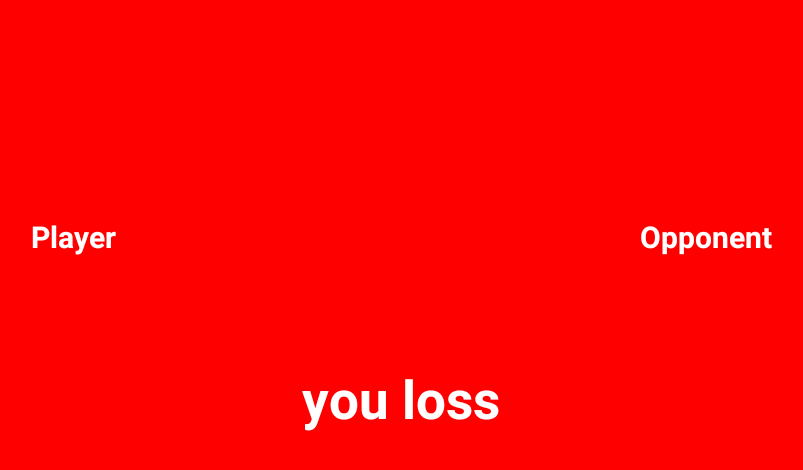
After one commit to AshShetty100/2DPongTable, an Android app: the GameOverLoss screen opened directly, with no data from a screen before it, on a phone screen of 824 x 412 dp (held sideways). The commit adds this screen. Shown: the top 470 px of the screen, without its empty margins (217-1020 px from the left). Run offline under Robolectric (Android 15) with nearby library versions, the phone set to English and light mode, and no system bars.

Commit message:
PongTable Game

```diff
--- /dev/null
+++ b/app/src/main/java/com/example/pingpongball/GameOverLoss.java
@@ -0,0 +1,14 @@
+package com.example.pingpongball;
+
+import androidx.appcompat.app.AppCompatActivity;
+
+import android.os.Bundle;
+
+public class GameOverLoss extends AppCompatActivity {
+
+    @Override
+    protected void onCreate(Bundle savedInstanceState) {
+        super.onCreate(savedInstanceState);
+        setContentView(R.layout.activity_game_over_loss);
+    }
+}
--- a/app/src/main/java/com/example/pingpongball/Player.java
+++ b/app/src/main/java/com/example/pingpongball/Player.java
@@ -11,7 +11,8 @@ public class Player {
    //3 members are private and 2 members are public
     private int racquetWidth;
     private int racquetHeight;
-    public int score;
+    public int PlayerScore;
+    public int OpponentScore;
     private Paint paint;
 
     public RectF bounds;
@@ -23,7 +24,8 @@ public class Player {
         this.racquetWidth = racquetWidth;
         this.racquetHeight = racquetHeight;
         this.paint = paint;
-        score = 0;
+        PlayerScore = 0;
+        OpponentScore = 0;
         bounds = new RectF(0, 0, racquetWidth, racquetHeight);
     }
 
--- /dev/null
+++ b/app/src/main/res/layout/activity_game_over_loss.xml
@@ -0,0 +1,60 @@
+<?xml version="1.0" encoding="utf-8"?>
+<androidx.constraintlayout.widget.ConstraintLayout xmlns:android="http://schemas.android.com/apk/res/android"
+    xmlns:app="http://schemas.android.com/apk/res-auto"
+    xmlns:tools="http://schemas.android.com/tools"
+    android:layout_width="match_parent"
+    android:layout_height="match_parent"
+    android:background="@color/red">
+
+
+    <TextView
+        android:id="@+id/ScorePlayer"
+        android:layout_width="wrap_content"
+        android:layout_height="wrap_content"
+        android:layout_marginStart="200dp"
+        android:layout_marginLeft="200dp"
+        android:layout_marginTop="144dp"
+        android:layout_marginEnd="200dp"
+        android:layout_marginRight="200dp"
+        android:text="Player"
+        android:textColor="#fff"
+        android:textSize="20sp"
+        android:textStyle="bold"
+        app:layout_constraintEnd_toStartOf="@+id/ScoreOpponent"
+        app:layout_constraintStart_toStartOf="parent"
+        app:layout_constraintTop_toTopOf="parent" />
+
+    <TextView
+        android:id="@+id/ScoreOpponent"
+        android:layout_width="wrap_content"
+        android:layout_height="wrap_content"
+        android:layout_marginStart="149dp"
+        android:layout_marginLeft="149dp"
+        android:layout_marginEnd="200dp"
+        android:layout_marginRight="200dp"
+        android:text="Opponent"
+        android:textColor="#fff"
+        android:textSize="20sp"
+        android:textStyle="bold"
+        app:layout_constraintBottom_toBottomOf="parent"
+        app:layout_constraintEnd_toEndOf="parent"
+        app:layout_constraintStart_toEndOf="@+id/ScorePlayer"
+        app:layout_constraintTop_toTopOf="parent"
+        app:layout_constraintVertical_bias="0.375"
+        tools:ignore="UnknownIdInLayout" />
+
+    <TextView
+        android:id="@+id/Status"
+        android:layout_width="wrap_content"
+        android:layout_height="wrap_content"
+        android:text="you loss"
+        android:textColor="#fff"
+        android:textSize="35sp"
+        android:textStyle="bold"
+        app:layout_constraintBottom_toBottomOf="parent"
+        app:layout_constraintEnd_toEndOf="parent"
+        app:layout_constraintStart_toStartOf="parent"
+        app:layout_constraintTop_toTopOf="parent"
+        app:layout_constraintVertical_bias="0.664" />
+
+</androidx.constraintlayout.widget.ConstraintLayout>
--- a/app/src/main/res/values/colors.xml
+++ b/app/src/main/res/values/colors.xml
@@ -7,6 +7,7 @@
     <color name="teal_700">#FF018786</color>
     <color name="black">#FF000000</color>
     <color name="white">#FFFFFFFF</color>
+    <color name="red">#FF0000</color>
 
     <color name="black_overlay">#31101010</color>
 
--- a/app/src/main/res/values/strings.xml
+++ b/app/src/main/res/values/strings.xml
@@ -4,5 +4,6 @@
     <string name="state">Ready</string>
     <string name="mode_win">You Won</string>
     <string name="mode_loss">You Loss</string>
-    <string name="mode_paused">Paused</string>
+    <string name="mode_GameOverWin">GameOver</string>
+    <string name="mode_GameOverLoss">GameOver</string>
 </resources>
```
Also changed, not shown: app/src/main/AndroidManifest.xml (+14 -7 lines), app/src/main/java/com/example/pingpongball/GameOverWin.java (added, +14 -0 lines), app/src/main/java/com/example/pingpongball/GameThread.java (+17 -8 lines), app/src/main/java/com/example/pingpongball/PongTable.java (+22 -1 lines), app/src/main/res/layout/activity_game_over_win.xml (added, +60 -0 lines).
